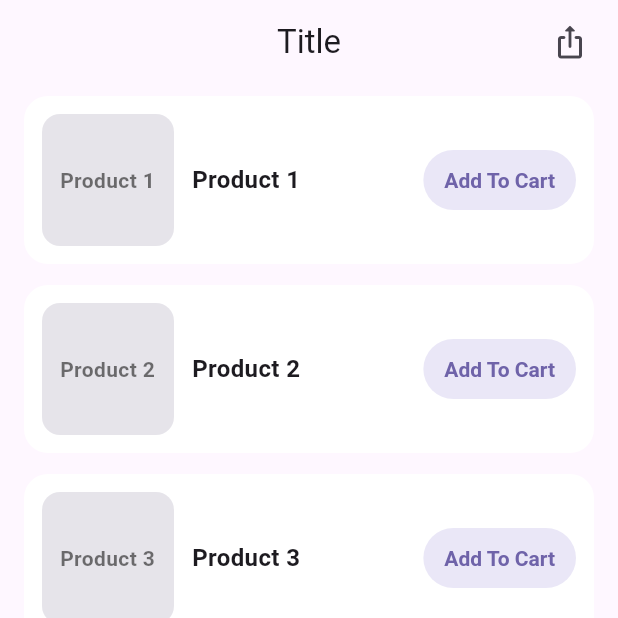
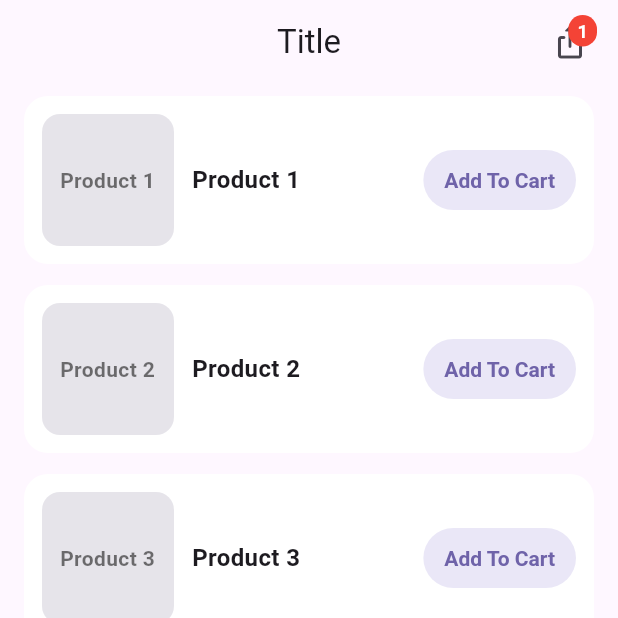
Before and after one commit to MalakYounis03/inherited_widget_task_with_badge, a Flutter app: the screen it shows after launch, after a tap on "Add To Cart", on a phone screen of 412 x 824 dp, the top half of it. Run offline on Flutter 3.47's test engine with Material 3 defaults, Android fonts, the phone set to English and light mode, and no system bars.

Commit message:
all featurs done

```diff
--- /dev/null
+++ b/lib/cart/model/cart_model.dart
@@ -0,0 +1,8 @@
+import 'package:inherited_widget_task2/products/model/products_model.dart';
+
+class CartItem {
+  final Product product;
+  int quantity;
+
+  CartItem({required this.product, this.quantity = 1});
+}
--- /dev/null
+++ b/lib/cart/viewmodel/cart_provider.dart
@@ -0,0 +1,19 @@
+import 'package:flutter/material.dart';
+import 'package:inherited_widget_task2/cart/viewmodel/cart_view_model.dart';
+
+class CartProvider extends InheritedWidget {
+  final CartScope cart;
+
+  const CartProvider({super.key, required this.cart, required super.child});
+
+  static CartScope? of(BuildContext context) {
+    final provider = context.dependOnInheritedWidgetOfExactType<CartProvider>();
+    assert(provider != null, 'No CartProvider found in context');
+    return provider!.cart;
+  }
+
+  @override
+  bool updateShouldNotify(CartProvider oldWidget) {
+    return cart != oldWidget.cart;
+  }
+}
--- /dev/null
+++ b/lib/cart/viewmodel/cart_view_model.dart
@@ -0,0 +1,46 @@
+import 'package:flutter/material.dart';
+import 'package:inherited_widget_task2/cart/model/cart_model.dart';
+import 'package:inherited_widget_task2/products/model/products_model.dart';
+
+class CartScope extends ValueNotifier<Map<String, CartItem>> {
+  CartScope() : super({});
+
+  void add(Product product) {
+    final id = product.id;
+    if (value.containsKey(id)) {
+      value[id]!.quantity += 1;
+    } else {
+      value[id] = CartItem(product: product, quantity: 1);
+    }
+    notifyListeners();
+  }
+
+  /// زيادة العدد في شاشة السلة
+  void increment(String productId) {
+    final item = value[productId];
+    if (item == null) return;
+    item.quantity += 1;
+    notifyListeners();
+  }
+
+  /// إنقاص العدد (ولو وصل 0 ينحذف من السلة)
+  void decrement(String productId) {
+    final item = value[productId];
+    if (item == null) return;
+
+    if (item.quantity > 1) {
+      item.quantity -= 1;
+    } else {
+      value.remove(productId);
+    }
+    notifyListeners();
+  }
+
+  bool get isEmpty => value.isEmpty;
+
+  /// عناصر السلة كـ List مرتبة (لو تحتاجها بالعرض)
+  List<CartItem> get items => value.values.toList(growable: false);
+
+  int get totalQuantity =>
+      value.values.fold<int>(0, (sum, item) => sum + item.quantity);
+}
--- a/lib/main.dart
+++ b/lib/main.dart
@@ -1,8 +1,10 @@
 import 'package:flutter/material.dart';
+import 'package:inherited_widget_task2/cart/viewmodel/cart_provider.dart';
+import 'package:inherited_widget_task2/cart/viewmodel/cart_view_model.dart';
 import 'package:inherited_widget_task2/products/view/products_view.dart';
 
 void main() {
-  runApp(const MyApp());
+  runApp(CartProvider(cart: CartScope(), child: MyApp()));
 }
 
 class MyApp extends StatelessWidget {
--- /dev/null
+++ b/lib/products/model/products_model.dart
@@ -0,0 +1,6 @@
+class Product {
+  final String id;
+  final String name;
+
+  const Product({required this.id, required this.name});
+}
--- a/lib/products/view/products_view.dart
+++ b/lib/products/view/products_view.dart
@@ -1,5 +1,7 @@
 import 'package:flutter/material.dart';
 import 'package:inherited_widget_task2/cart/view/cart_view.dart';
+import 'package:inherited_widget_task2/cart/viewmodel/cart_provider.dart';
+import 'package:inherited_widget_task2/products/model/products_model.dart';
 
 class ProductsView extends StatefulWidget {
   const ProductsView({super.key});
@@ -11,18 +13,61 @@ class ProductsView extends StatefulWidget {
 class _ProductsViewState extends State<ProductsView> {
   @override
   Widget build(BuildContext context) {
+    final cart = CartProvider.of(context);
+
     final items = List.generate(4, (i) => 'Product ${i + 1}');
     return Scaffold(
       appBar: AppBar(
         centerTitle: true,
         title: const Text('Title'),
         actions: [
+          ValueListenableBuilder(
+            valueListenable: cart!,
+            builder: (context, value, child) {
+              final count = cart.totalQuantity;
+
+              return Stack(
+                clipBehavior: Clip.none,
+
+                children: [
                   IconButton(
                     icon: Icon(Icons.ios_share_rounded),
                     onPressed: () {
                       Navigator.push(
                         context,
                         MaterialPageRoute(builder: (context) => CartView()),
+                      );
+                    },
+                  ),
+                  if (count > 0)
+                    Positioned(
+                      right: 6,
+                      top: 6,
+                      child: Container(
+                        padding: const EdgeInsets.symmetric(
+                          horizontal: 6,
+                          vertical: 2,
+                        ),
+                        decoration: BoxDecoration(
+                          color: Colors.red,
+                          borderRadius: BorderRadius.circular(999),
+                        ),
+                        constraints: const BoxConstraints(
+                          minWidth: 18,
+                          minHeight: 18,
+                        ),
+                        child: Text(
+                          '$count',
+                          textAlign: TextAlign.center,
+                          style: const TextStyle(
+                            color: Colors.white,
+                            fontSize: 12,
+                            fontWeight: FontWeight.bold,
+                          ),
+                        ),
+                      ),
+                    ),
+                ],
               );
             },
           ),
@@ -72,7 +117,8 @@ class _ProductsViewState extends State<ProductsView> {
                       ),
                     ),
                     TextButton(
-                      onPressed: () {},
+                      onPressed: () =>
+                          cart.add(Product(id: '$index', name: items[index])),
                       style: TextButton.styleFrom(
                         padding: const EdgeInsets.symmetric(
                           horizontal: 14,
```
Also changed, not shown: lib/cart/view/cart_view.dart (+30 -9 lines). Lines whose indentation alone changed are shown as unchanged.
